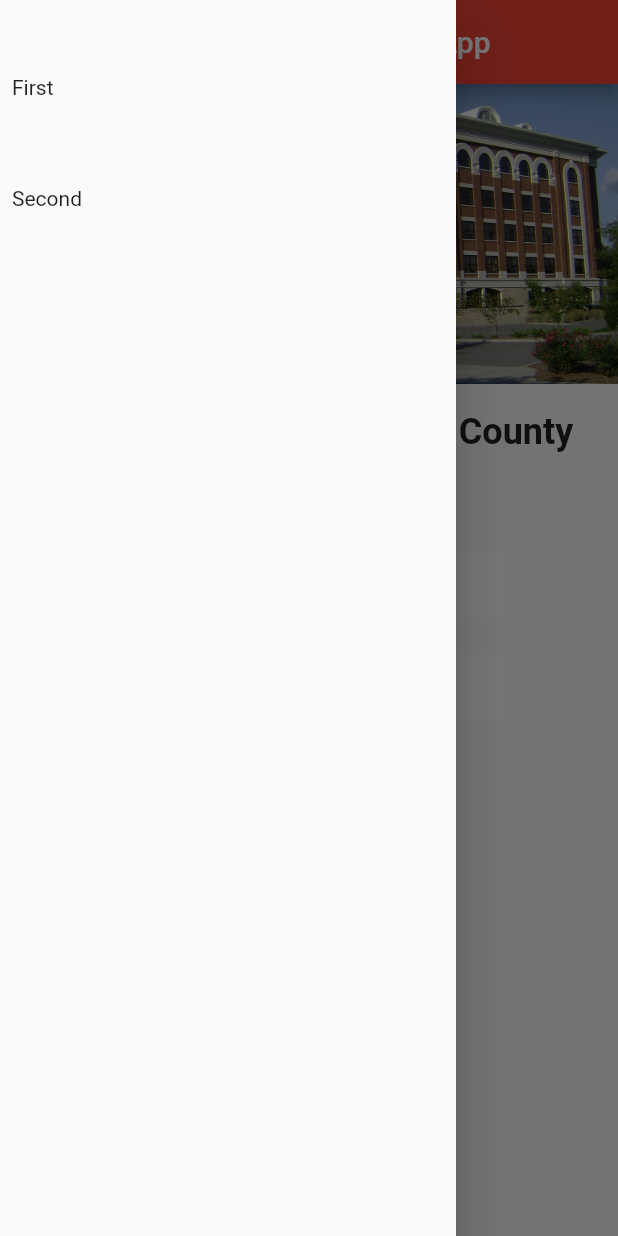
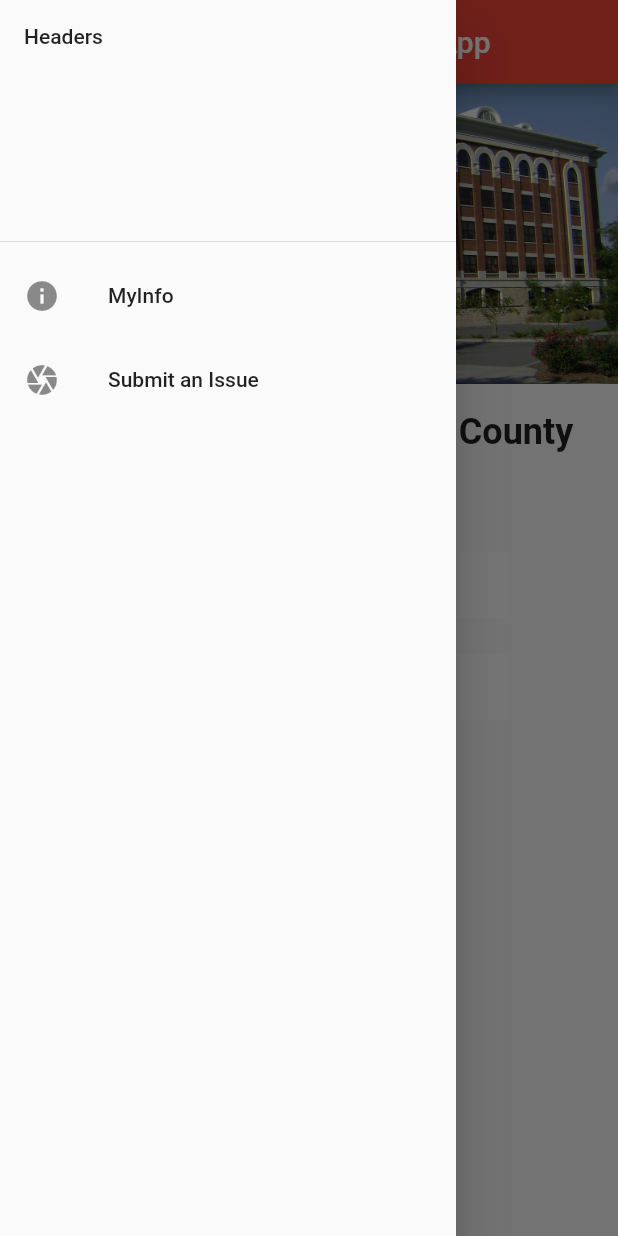
Before and after one commit to lowndesit/lowndes_app, a Flutter app: the screen it shows after launch, with the side drawer open, on a phone screen of 412 x 824 dp. Run offline on Flutter 3.47's test engine with Material 2 defaults, Android fonts, the phone set to English and light mode, and no system bars; our stand-ins replace image_picker, sqflite; accounts and stored records are empty.

Commit message:
tried to make the drawer persistent on all pages. Did not work right.

```diff
--- /dev/null
+++ b/lib/Screens/drawer.dart
@@ -0,0 +1,27 @@
+import 'package:flutter/material.dart';
+
+
+var drawer = new Drawer(
+    child: new ListView(
+      children: [
+        new DrawerHeader(
+            child: new Text('Headers'),
+        ),
+        new ListTile(
+            leading: const Icon(Icons.info),
+            title: const Text('MyInfo'),
+            onTap: () {
+              Navigator.of(context).pushNamed('/myInfo');
+            }
+        ),
+        new ListTile(
+            leading: const Icon(Icons.camera),
+            title: const Text('Submit an Issue'),
+            onTap: () {
+              Navigator.of(context).pushNamed('/myCam');
+            }
+        ),
+
+      ],
+    ),
+);
--- a/lib/Screens/home.dart
+++ b/lib/Screens/home.dart
@@ -1,4 +1,5 @@
 import 'package:flutter/material.dart';
+import 'package:flutter_app/Screens/drawer.dart';
 
 class home extends StatefulWidget {
   home({Key key, this.title}) : super(key: key);
@@ -10,8 +11,11 @@ class home extends StatefulWidget {
 }
 
 class _home extends State<home> {
+
   @override
   Widget build(BuildContext context) {
+    drawer;
+
     ///titleSection
 
     Widget titleSection = new Container(
@@ -114,24 +118,6 @@ class _home extends State<home> {
       ),
     );
 
-    ///drawer
-
-    Text child1 = new Text("First");
-    Text child2 = new Text("Second");
-
-    var pad =
-    const EdgeInsets.only(left: 8.0, bottom: 8.0, right: 8.0, top: 50.0);
-    var pad2 =
-    const EdgeInsets.only(left: 8.0, bottom: 8.0, right: 8.0, top: 50.0);
-
-    Padding padding = new Padding(child: child1, padding: pad);
-    Padding padding2 = new Padding(child: child2, padding: pad2);
-
-    var children = [padding, padding2];
-
-    ListView listView = new ListView(children: children);
-
-    Drawer drawer = new Drawer(child: listView);
 
     /// Page
     return new Scaffold(
--- a/lib/Screens/myCam.dart
+++ b/lib/Screens/myCam.dart
@@ -6,6 +6,7 @@ import 'package:flutter/services.dart';
 import 'package:url_launcher/url_launcher.dart';
 import 'package:image_picker/image_picker.dart';
 import 'package:sqflite/sqflite.dart';
+import 'package:flutter_app/Screens/drawer.dart';
 
 
 
@@ -33,7 +34,7 @@ class _myCam extends State<myCam> {
 
   @override
   Widget build(BuildContext context) {
-
+    drawer:
     ///inputDesc
 
     Widget inputIssueDesc = new TextField(
@@ -70,6 +71,7 @@ class _myCam extends State<myCam> {
     ///page
 
     return new Scaffold(
+      drawer: drawer,
       appBar: new AppBar(
         actions: <Widget>[
           new ButtonBar(
--- a/lib/Screens/myInfo.dart
+++ b/lib/Screens/myInfo.dart
@@ -6,6 +6,7 @@ import 'package:flutter/services.dart';
 import 'package:url_launcher/url_launcher.dart';
 import 'package:image_picker/image_picker.dart';
 import 'package:sqflite/sqflite.dart';
+import 'package:flutter_app/Screens/drawer.dart';
 
 
 
@@ -25,11 +26,11 @@ class myInfo extends StatefulWidget {
 class _myInfo extends State<myInfo> {
   @override
   Widget build(BuildContext context) {
-    ///myInfoColumn
-
+    drawer;
     ///page
 
     return new Scaffold(
+      drawer: drawer,
       appBar: new AppBar(
         title: new Text("My Info"),
       ),
--- a/lib/Screens/myItems.dart
+++ b/lib/Screens/myItems.dart
@@ -6,6 +6,7 @@ import 'package:flutter_app/Screens/myInfo.dart';
 import 'package:flutter_app/Screens/myItems.dart';
 import 'package:flutter_app/Screens/mySubmit.dart';
 import 'package:flutter_app/Screens/register.dart';
+import 'package:flutter_app/Screens/drawer.dart';
 
 
 class myItems extends StatefulWidget {
@@ -22,6 +23,7 @@ class myItems extends StatefulWidget {
 class _myItems extends State<myItems> {
   @override
   Widget build(BuildContext context) {
+    drawer;
     ///launchUtilPayURL
 
     _launchUtilPayURL() async {
@@ -134,6 +136,7 @@ class _myItems extends State<myItems> {
     ///page
 
     return new Scaffold(
+      drawer: drawer,
       appBar: new AppBar(
         title: new Text('Homepage'),
       ),
--- a/lib/Screens/mySubmit.dart
+++ b/lib/Screens/mySubmit.dart
@@ -6,6 +6,7 @@ import 'package:flutter/services.dart';
 import 'package:url_launcher/url_launcher.dart';
 import 'package:image_picker/image_picker.dart';
 import 'package:sqflite/sqflite.dart';
+import 'package:flutter_app/Screens/drawer.dart';
 
 class mySubmit extends StatefulWidget {
   mySubmit({Key key, this.title}) : super(key: key);
@@ -21,7 +22,9 @@ class mySubmit extends StatefulWidget {
 class _mySubmit extends State<mySubmit> {
   @override
   Widget build(BuildContext context) {
+    drawer;
     return new Scaffold(
+      drawer: drawer,
       appBar: new AppBar(
         title: new Text("Submit Issue"),
       ),
--- a/lib/Screens/register.dart
+++ b/lib/Screens/register.dart
@@ -6,6 +6,7 @@ import 'package:flutter/services.dart';
 import 'package:url_launcher/url_launcher.dart';
 import 'package:image_picker/image_picker.dart';
 import 'package:sqflite/sqflite.dart';
+import 'package:flutter_app/Screens/drawer.dart';
 
 class register extends StatefulWidget {
   register({Key key, this.title}) : super(key: key);
@@ -19,6 +20,7 @@ class register extends StatefulWidget {
 class _register extends State<register> {
   @override
   Widget build(BuildContext context) {
+    drawer;
 
 ///usernameInput
 
@@ -125,7 +127,7 @@ Widget emailVerify = new FractionallySizedBox(
   ),
 );
 
-///Firstname
+///FirstName
 
 Widget fName = new TextField(
   textAlign: TextAlign.center,
@@ -189,6 +191,7 @@ Widget subBut = new Align(
 ///page
 
     return new Scaffold(
+      drawer: drawer,
       appBar: new AppBar(
         title: new Text("Register"),
       ),
--- a/lib/main.dart
+++ b/lib/main.dart
@@ -5,6 +5,7 @@ import 'package:flutter_app/Screens/myInfo.dart';
 import 'package:flutter_app/Screens/myItems.dart';
 import 'package:flutter_app/Screens/mySubmit.dart';
 import 'package:flutter_app/Screens/register.dart';
+import 'package:flutter_app/Screens/drawer.dart';
 
 
 void main() {
@@ -15,6 +16,7 @@ class MyApp extends StatelessWidget {
   // This widget is the root of your application.
   @override
   Widget build(BuildContext context) {
+
     return new MaterialApp(
       title: 'Lowndes County Mobile App',
       theme: new ThemeData(
--- a/pubspec.yaml
+++ b/pubspec.yaml
@@ -11,6 +11,7 @@ dependencies:
   url_launcher: ^0.4.1
   image_picker: "^0.1.5"
   sqflite: "^0.2.4"
+  path_provider: any
 
 dev_dependencies:
   flutter_test:
```
